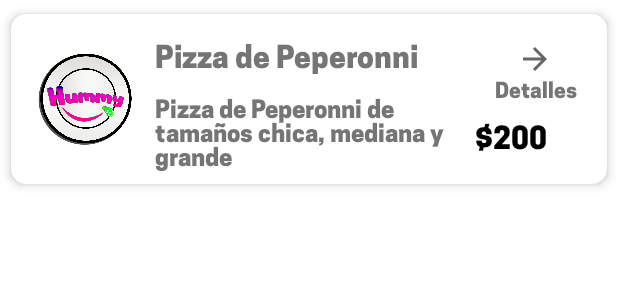
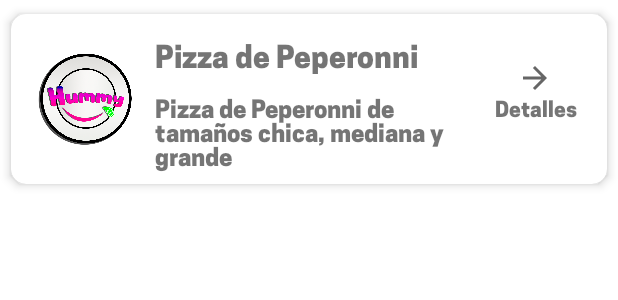
Before and after one commit to Paco0310s/Hummy-App, an Android app: the layout card_admin_establecimiento_productos.xml on its own in the app's theme, with its tools: preview values and no code run, on a phone screen of 412 x 824 dp. Shown: the top 300 px of the screen. Run offline under Robolectric (Android 15) with nearby library versions, the phone set to English and light mode, and no system bars.

Commit message:
Detlles card producto admin

```diff
--- a/app/src/main/res/layout/card_admin_establecimiento_productos.xml
+++ b/app/src/main/res/layout/card_admin_establecimiento_productos.xml
@@ -115,13 +115,14 @@
                 <TextView
                     android:id="@+id/es_precio"
                     android:layout_width="match_parent"
-                    android:layout_height="wrap_content"
+                    android:layout_height="0dp"
                     android:layout_marginTop="10dp"
                     android:fontFamily="@font/cooperhewitt_heavy"
                     android:gravity="center_vertical"
                     android:text="$200"
                     android:textColor="#000000"
                     android:textSize="20sp"
+                    android:visibility="invisible"
                     android:textStyle="bold" />
             </LinearLayout>
 
```
